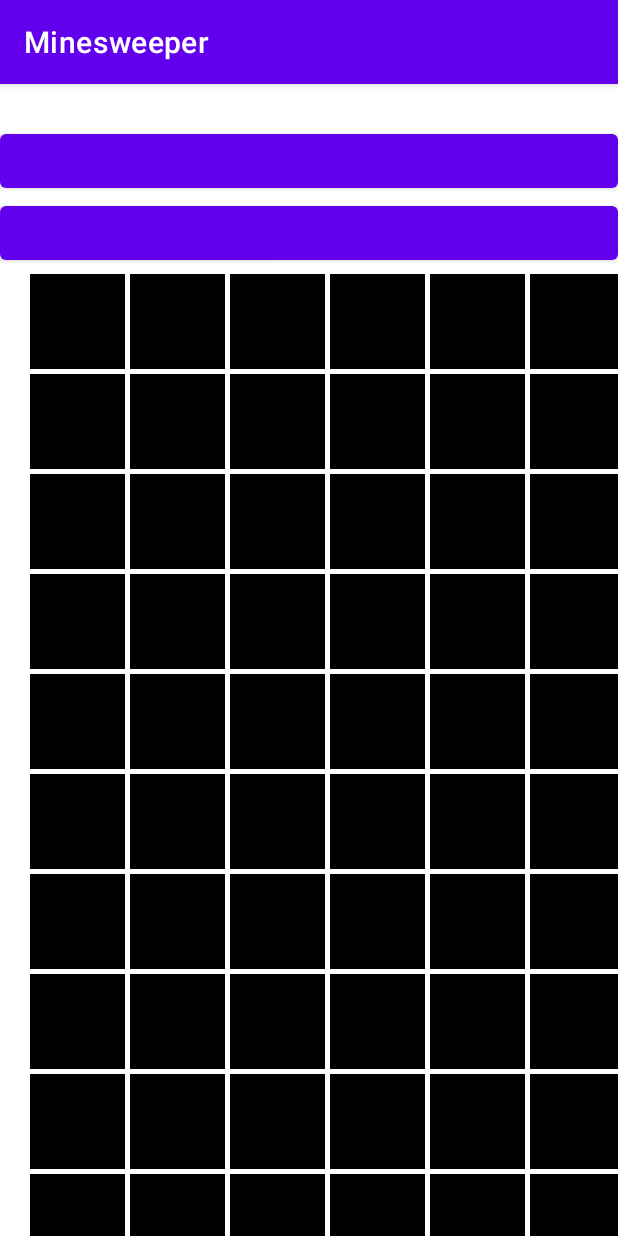
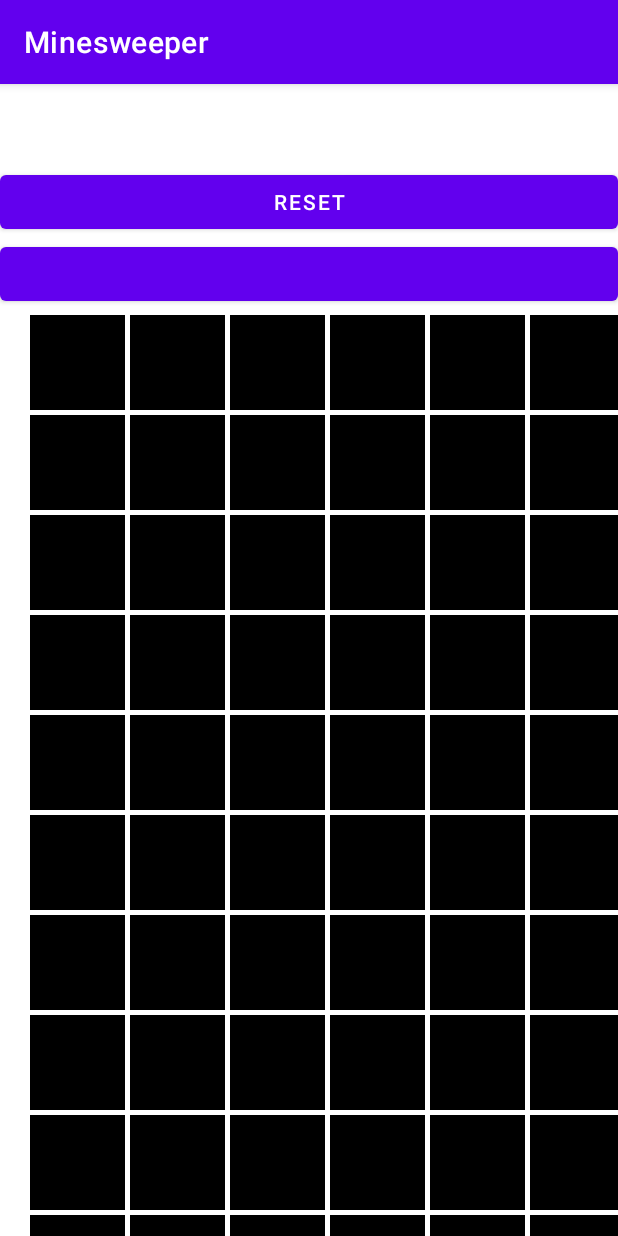
Before and after one commit to Tristan-Poisson/MD-minesweeper, an Android app: the screen it shows after launch (MainActivity), on a phone screen of 412 x 824 dp. Run offline under Robolectric (Android 15) with nearby library versions, the phone set to English and light mode, and no system bars.

Commit message:
Milestone 5

```diff
--- a/app/src/main/java/com/example/minesweeper/MainActivity.kt
+++ b/app/src/main/java/com/example/minesweeper/MainActivity.kt
@@ -1,11 +1,25 @@
 package com.example.minesweeper
+
 
 import androidx.appcompat.app.AppCompatActivity
 import android.os.Bundle
+import android.view.View
+import android.widget.Button
+import android.widget.TextView
 
 class MainActivity : AppCompatActivity() {
+    private lateinit var _textview: TextView
+    private lateinit var _reset: Button
+    private lateinit var _minesweeper: Minesweeper
+
     override fun onCreate(savedInstanceState: Bundle?) {
         super.onCreate(savedInstanceState)
         setContentView(R.layout.activity_main)
+
+        _reset = findViewById<Button>(R.id.reset)
+        _minesweeper = findViewById(R.id.minesweeper)
+        _reset.setOnClickListener {
+            _minesweeper.reset()
+        }
     }
 }
--- a/app/src/main/res/layout/activity_main.xml
+++ b/app/src/main/res/layout/activity_main.xml
@@ -11,12 +11,21 @@
         android:layout_width="wrap_content"
         android:layout_height="wrap_content"
         android:text=""
-        android:id="@+id/textview"
+        android:id="@+id/textview1"
+        android:textSize="20sp"
+        />
+    <TextView
+        android:layout_width="wrap_content"
+        android:layout_height="wrap_content"
+        android:text=""
+        android:id="@+id/textview2"
         android:textSize="20sp"
         />
     <Button
+        android:id="@+id/reset"
         android:layout_width="match_parent"
         android:layout_height="wrap_content"
+        android:text="@string/reset"
         />
     <Button
         android:layout_width="match_parent"
--- a/app/src/main/res/values/strings.xml
+++ b/app/src/main/res/values/strings.xml
@@ -1,3 +1,4 @@
 <resources>
     <string name="app_name">Minesweeper</string>
+    <string name="reset">Reset</string>
 </resources>
```
Also changed, not shown: app/src/main/java/com/example/minesweeper/Minesweeper.kt (+24 -5 lines).
